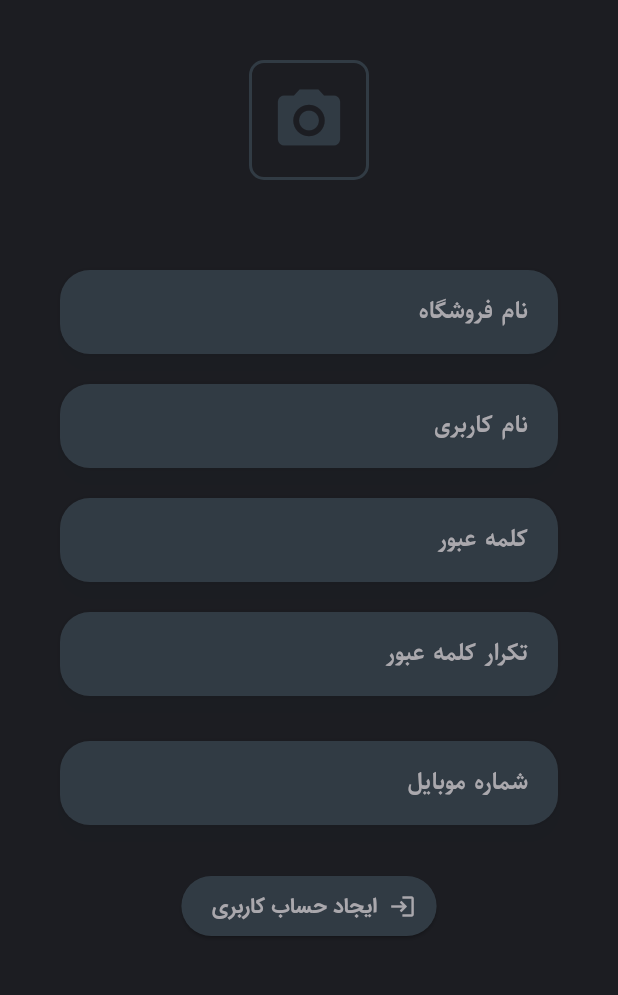
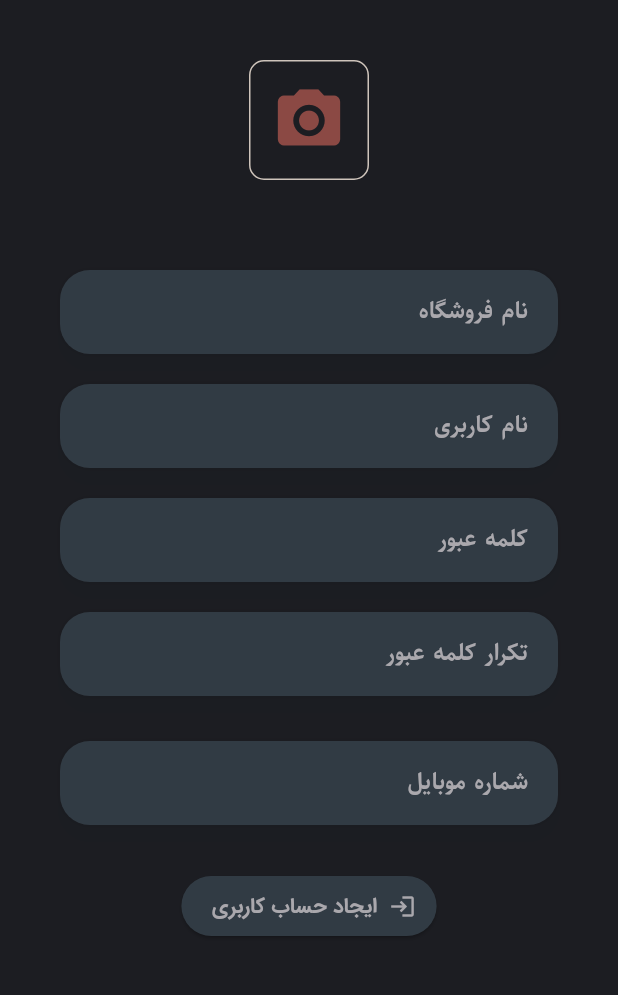
Before and after one commit to iam-hosseindarvishi/sell_pro, a Flutter app: the RegisterPage screen opened directly, on a phone screen of 412 x 824 dp, the part 84-1079 px from its top. Run offline on Flutter 3.47's test engine with Material 3 defaults, Android fonts, the phone set to English and light mode, and no system bars; our stand-ins replace flutter_riverpod, hexcolor, image_picker; missing offline and left inert: dart:ffi; Roboto replaces fonts that are missing (IranSams).

Commit message:
fix : fix image picker struc

```diff
--- a/lib/src/features/auth/presentation/screens/register_page.dart
+++ b/lib/src/features/auth/presentation/screens/register_page.dart
@@ -2,7 +2,7 @@ import 'package:flutter/material.dart';
 import 'package:sell_pro/src/shared/widgets/app_appbar.dart';
 import '../../../../shared/widgets/app_text_field.dart';
 import '../../../../shared/widgets/theme_toggler_button.dart';
-import '../widgets/logo_image_picker.dart';
+import '../../../../shared/widgets/image_picker/image_picker.dart';
 
 class RegisterPage extends StatelessWidget {
   const RegisterPage({super.key});
--- a/lib/src/features/auth/presentation/widgets/logo_image_picker.dart
+++ b/lib/src/shared/widgets/image_picker/image_picker.dart
@@ -1,5 +1,5 @@
 import 'package:flutter/material.dart';
-import 'image_picker_dialog.dart';
+import 'picker_dialog.dart';
 
 class ImagePicker extends StatelessWidget {
   const ImagePicker({
@@ -15,12 +15,12 @@ class ImagePicker extends StatelessWidget {
         decoration: BoxDecoration(
             borderRadius: BorderRadius.circular(10.0),
             border: Border.all(
-                width: 2, color: Theme.of(context).colorScheme.primary)),
+                width: 1, color: Theme.of(context).colorScheme.inversePrimary)),
         child: Center(
           child: Icon(
             size: 50.0,
             Icons.camera_alt,
-            color: Theme.of(context).colorScheme.primary,
+            color: Theme.of(context).colorScheme.secondary,
           ),
         ),
       ),
```
Also changed, not shown: lib/src/shared/widgets/image_picker/image_picker_button.dart (renamed from lib/src/features/auth/presentation/widgets/image_picker_button.dart), lib/src/shared/widgets/image_picker/picker_dialog.dart (renamed from lib/src/features/auth/presentation/widgets/image_picker_dialog.dart).
